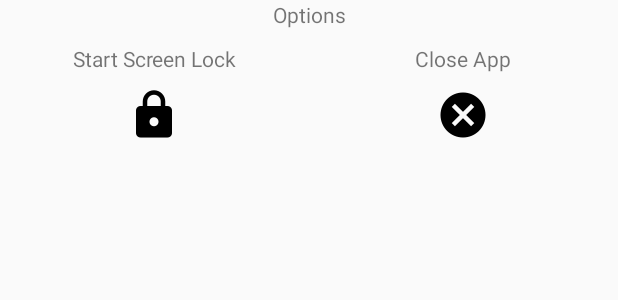
After one commit to datrueonejay/LittleFingers, an Android app: the layout options_menu.xml on its own in the app's theme, with its tools: preview values and no code run, on a phone screen of 412 x 824 dp. The commit adds this screen. Shown: the top 300 px of the screen. Run offline under Robolectric (Android 15) with nearby library versions, the phone set to English and light mode, and no system bars.

Commit message:
Added options menu, and button to stop service

```diff
--- a/app/src/main/java/com/datrueonejay/littlefingers/Activities/PermissionCheckActivity.java
+++ b/app/src/main/java/com/datrueonejay/littlefingers/Activities/PermissionCheckActivity.java
@@ -120,7 +120,12 @@ public class PermissionCheckActivity extends AppCompatActivity {
                 {
                     permissionCheckViewModel.getIsPermissionEnabled().setValue(true);
                 }
+                break;
+
+            default:
+                super.onActivityResult(requestCode, resultCode, data);
         }
+
     }
     //endregion
 
--- /dev/null
+++ b/app/src/main/res/layout/options_menu.xml
@@ -0,0 +1,65 @@
+<?xml version="1.0" encoding="utf-8"?>
+<LinearLayout xmlns:android="http://schemas.android.com/apk/res/android"
+    android:orientation="vertical" android:layout_width="match_parent"
+    android:layout_height="match_parent">
+
+    <TextView
+        android:id="@+id/options_title"
+        android:layout_width="match_parent"
+        android:layout_height="wrap_content"
+        android:text="@string/options_title"
+        android:textAlignment="center"
+        android:layout_marginBottom="10sp"/>
+
+    <GridLayout
+        android:id="@+id/options"
+        android:layout_width="match_parent"
+        android:layout_height="wrap_content"
+        android:columnCount="2"
+        android:rowCount="1">
+
+        <LinearLayout
+            android:id="@+id/screenLockButton"
+            android:orientation="vertical"
+            android:layout_columnWeight="1">
+
+            <TextView
+                android:layout_width="match_parent"
+                android:layout_height="wrap_content"
+                android:text="@string/start_screen_lock"
+                android:textAlignment="center"
+                android:layout_gravity="center_horizontal"
+                android:layout_marginBottom="10sp"/>
+
+            <ImageView
+                android:layout_width="wrap_content"
+                android:layout_height="wrap_content"
+                android:layout_gravity="center"
+                android:src="@drawable/ic_lock_black_36dp"/>
+
+        </LinearLayout>
+
+        <LinearLayout
+            android:id="@+id/closeAppButton"
+            android:orientation="vertical"
+            android:layout_columnWeight="1"
+            android:clickable="true">
+
+            <TextView
+                android:layout_width="match_parent"
+                android:layout_height="wrap_content"
+                android:text="@string/close_app"
+                android:textAlignment="center"
+                android:layout_gravity="center_horizontal"
+                android:layout_marginBottom="10sp"/>
+
+            <ImageView
+                android:layout_width="wrap_content"
+                android:layout_height="wrap_content"
+                android:layout_gravity="center"
+                android:src="@drawable/ic_close_circle_black_36dp"/>
+
+        </LinearLayout>
+    </GridLayout>
+
+</LinearLayout>
--- a/app/src/main/res/values/strings.xml
+++ b/app/src/main/res/values/strings.xml
@@ -5,4 +5,8 @@
     <string name="no_permission_button_description">Click to give permission</string>
     <string name="yes_permission_button_description">Click to continue</string>
     <string name="click_to_start">Click for options</string>
+    <string name="options_title">Options</string>
+
+    <string name="start_screen_lock">Start Screen Lock</string>
+    <string name="close_app">Close App</string>
 </resources>
```
Also changed, not shown: app/src/main/java/com/datrueonejay/littlefingers/Services/MainMenuService.java (+70 -12 lines), app/src/main/res/drawable-hdpi/ic_close_circle_black_36dp.png (added), app/src/main/res/drawable-hdpi/ic_lock_black_36dp.png (added), app/src/main/res/drawable-mdpi/ic_close_circle_black_36dp.png (added), app/src/main/res/drawable-mdpi/ic_lock_black_36dp.png (added), app/src/main/res/drawable-xhdpi/ic_close_circle_black_36dp.png (added), app/src/main/res/drawable-xhdpi/ic_lock_black_36dp.png (added), app/src/main/res/drawable-xxhdpi/ic_close_circle_black_36dp.png (added), app/src/main/res/drawable-xxhdpi/ic_lock_black_36dp.png (added), app/src/main/res/drawable-xxxhdpi/ic_close_circle_black_36dp.png (added), app/src/main/res/drawable-xxxhdpi/ic_lock_black_36dp.png (added).
